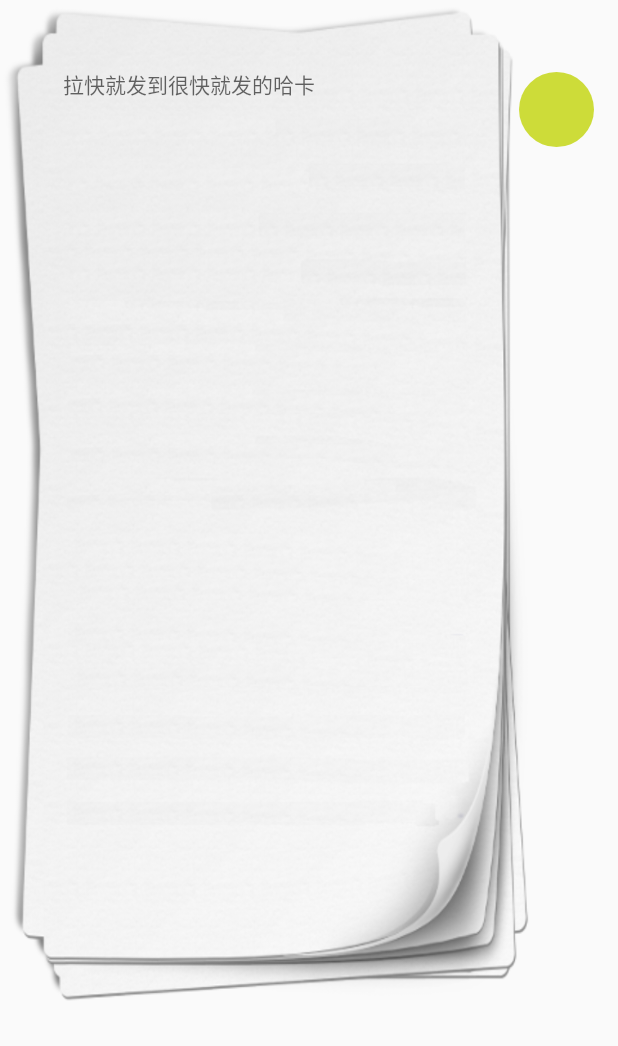
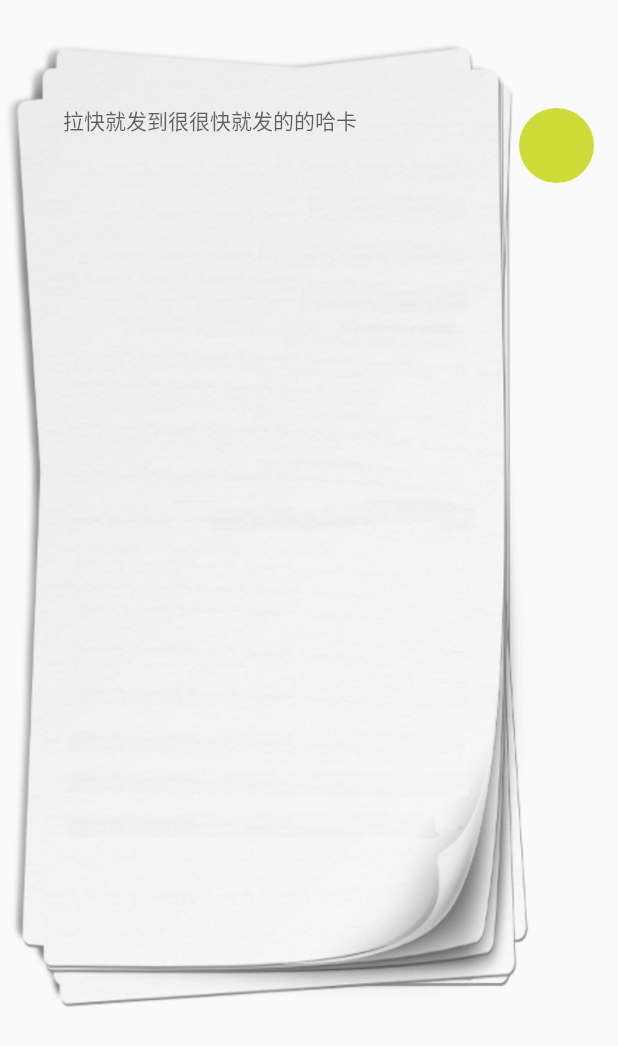
Before and after one commit to matbird2/xxs, an Android app: the layout activity_comment.xml on its own in the app's theme, with its tools: preview values and no code run, on a phone screen of 412 x 824 dp. Shown: the top 1046 px of the screen. Run offline under Robolectric (Android 15) with nearby library versions, the light colour scheme and no system bars.

```diff
--- a/app/src/main/AndroidManifest.xml
+++ b/app/src/main/AndroidManifest.xml
@@ -22,8 +22,7 @@
         </activity>
         <activity android:name=".activity.CategoryActivity_" >
         </activity>
-        <activity android:name=".activity.CommentActivity_"
-            android:theme="@style/AppTheme.NoActionBar">
+        <activity android:name=".activity.CommentActivity_">
         </activity>
     </application>
 
--- a/app/src/main/java/com/xxs/leon/xxs/activity/MainActivity.java
+++ b/app/src/main/java/com/xxs/leon/xxs/activity/MainActivity.java
@@ -41,6 +41,7 @@ import com.mikepenz.materialdrawer.model.interfaces.IProfile;
 import com.mikepenz.materialdrawer.util.DrawerUIUtils;
 import com.mikepenz.materialize.util.UIUtils;
 import com.xxs.leon.xxs.R;
+import com.xxs.leon.xxs.fragment.NewFragment_;
 import com.xxs.leon.xxs.fragment.RecyclerViewFragment;
 import com.xxs.leon.xxs.test.SecondActivity_;
 
@@ -217,8 +218,8 @@ public class MainActivity extends AppCompatActivity{
             @Override
             public Fragment getItem(int position) {
                 switch (position % 3) {
-                    //case 0:
-                    //    return RecyclerViewFragment.newInstance();
+                    case 0:
+                        return new NewFragment_();
                     //case 1:
                     //    return RecyclerViewFragment.newInstance();
                     //case 2:
--- a/app/src/main/res/layout/activity_comment.xml
+++ b/app/src/main/res/layout/activity_comment.xml
@@ -3,37 +3,35 @@
     android:layout_width="match_parent"
     android:layout_height="match_parent"
     xmlns:tools="http://schemas.android.com/tools"
+    xmlns:app="http://schemas.android.com/apk/res-auto"
+    android:layout_marginTop="24dp"
     android:background="@drawable/papper">
 
-    <FrameLayout
+    <ImageView
         android:layout_width="50dp"
         android:layout_height="50dp"
         android:background="@drawable/circle"
         android:layout_marginTop="48dp"
         android:layout_marginRight="16dp"
         android:id="@+id/logo"
-        android:layout_alignParentRight="true">
-
-        <ImageView
-            android:layout_width="20dp"
-            android:layout_height="20dp"
-            android:fitsSystemWindows="true"
-            android:adjustViewBounds="true"
-            android:layout_gravity="center"
-            android:id="@+id/logo_in"/>
-    </FrameLayout>
+        android:layout_alignParentRight="true"
+        app:ico_color="@android:color/white"
+        app:ico_icon="cmd_check"
+        app:ico_size="20dp"
+        android:padding="15dp"
+        />
 
     <EditText
         android:layout_width="match_parent"
         android:layout_height="wrap_content"
         android:background="@null"
         android:textSize="14sp"
-        android:textColor="@color/primary_dark"
+        android:textColor="@color/navigationBarColor"
         android:maxLines="14"
         android:gravity="top|left"
         android:lineSpacingExtra="7dp"
         android:layout_marginLeft="42dip"
         android:layout_marginRight="85dip"
         android:layout_marginTop="45dip"
-        tools:hint="拉快就发到很快就发的哈卡"/>
+        tools:hint="拉快就发到很很快就发的的哈卡"/>
 </RelativeLayout>
```
Also changed, not shown: app/src/main/java/com/xxs/leon/xxs/activity/CommentActivity.java (+9 -2 lines), app/src/main/java/com/xxs/leon/xxs/fragment/NewFragment.java (added, +106 -0 lines), app/src/main/res/layout/fragment_recyclerview.xml (+8 -4 lines).
